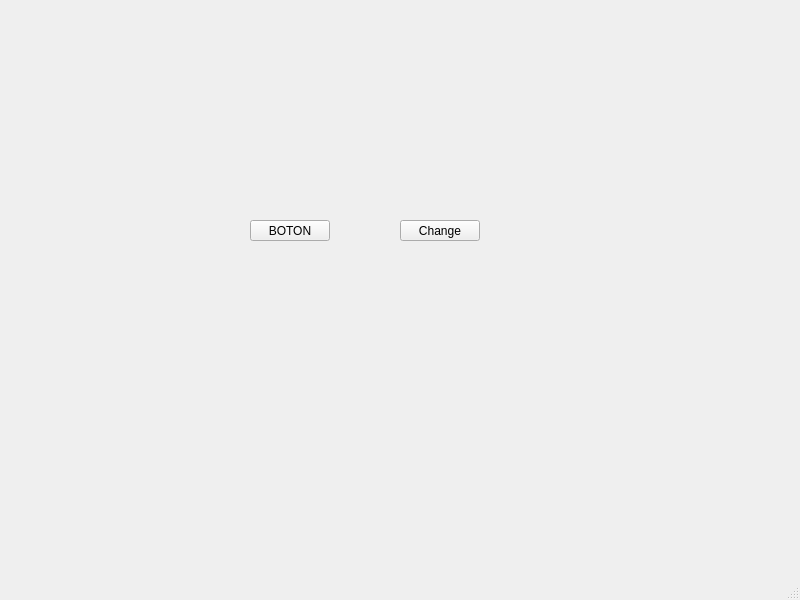
Before: the Qt Designer form mainwindow.ui in MaximusTRX/Compu3, drawn with Qt 5.
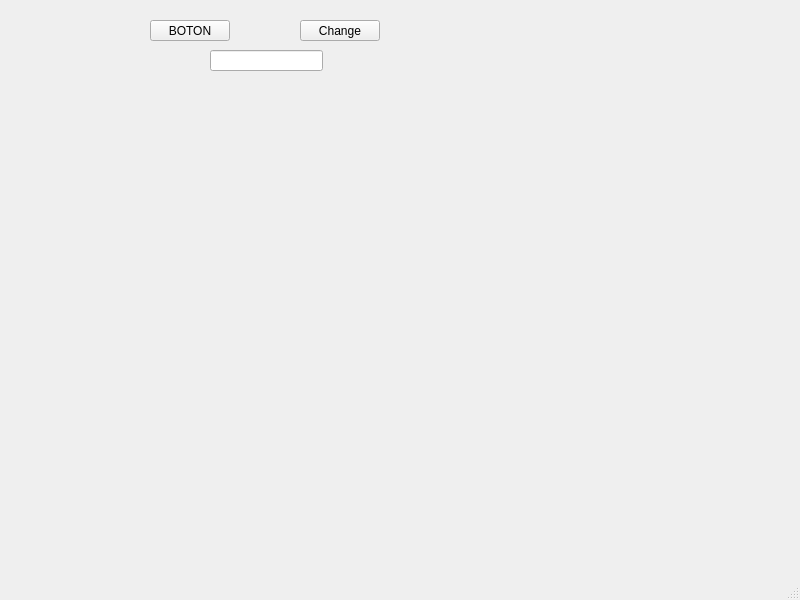
After: the same form once the commit is applied.

What changed in the file:
```diff
--- a/mainwindow.ui
+++ b/mainwindow.ui
@@ -17,8 +17,8 @@
    <widget class="QPushButton" name="pushButton">
     <property name="geometry">
      <rect>
-      <x>250</x>
-      <y>220</y>
+      <x>150</x>
+      <y>20</y>
       <width>80</width>
       <height>21</height>
      </rect>
@@ -30,8 +30,8 @@
    <widget class="QPushButton" name="pushButton_2">
     <property name="geometry">
      <rect>
-      <x>400</x>
-      <y>220</y>
+      <x>300</x>
+      <y>20</y>
       <width>80</width>
       <height>21</height>
      </rect>
@@ -40,6 +40,16 @@
      <string>Change</string>
     </property>
    </widget>
+   <widget class="QLineEdit" name="lineEdit">
+    <property name="geometry">
+     <rect>
+      <x>210</x>
+      <y>50</y>
+      <width>113</width>
+      <height>21</height>
+     </rect>
+    </property>
+   </widget>
   </widget>
   <widget class="QMenuBar" name="menubar">
    <property name="geometry">
```
